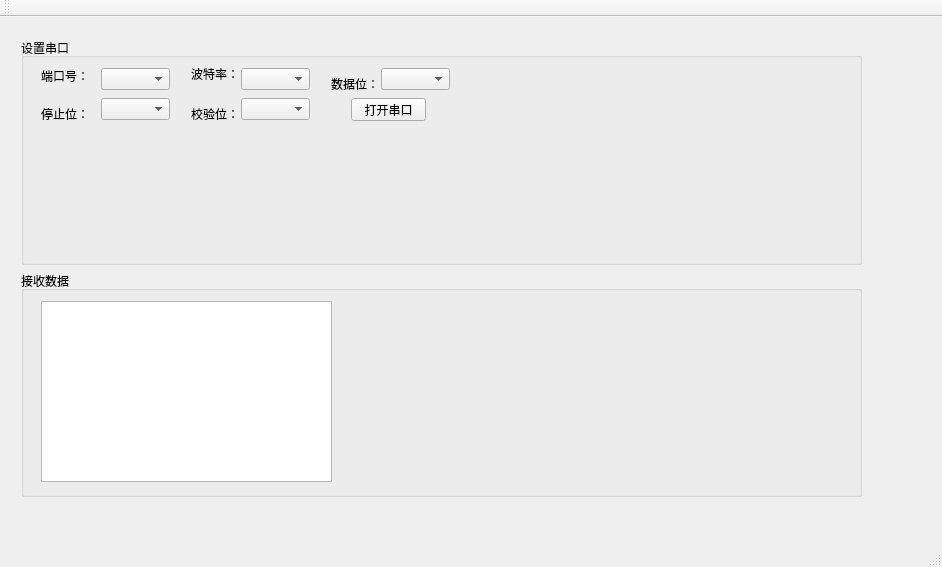
cymurs/VS2015ForQtProject, file QtGeneralMonitorTestTool/QtGeneralMonitorTestTool/monitortesttool.ui: the form before one commit.
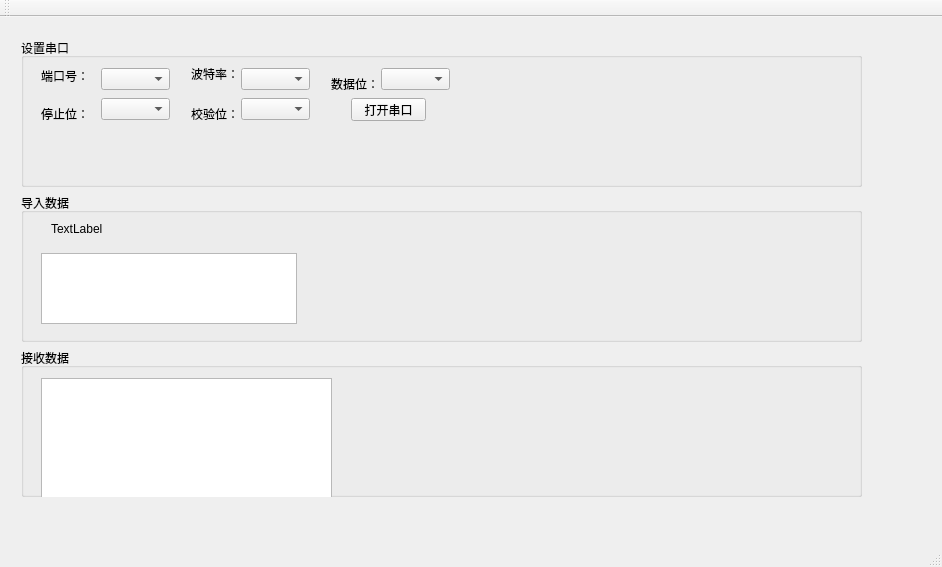
The form after the commit.

Commit message: 1.从文件中导入并展示数据 2.画图表界面

The edit to the form file:
```diff
--- a/QtGeneralMonitorTestTool/QtGeneralMonitorTestTool/monitortesttool.ui
+++ b/QtGeneralMonitorTestTool/QtGeneralMonitorTestTool/monitortesttool.ui
@@ -161,6 +161,36 @@
          </widget>
         </widget>
        </item>
+       <item>
+        <widget class="QGroupBox" name="groupBox_3">
+         <property name="title">
+          <string>导入数据</string>
+         </property>
+         <widget class="QLabel" name="label_6">
+          <property name="geometry">
+           <rect>
+            <x>30</x>
+            <y>30</y>
+            <width>54</width>
+            <height>12</height>
+           </rect>
+          </property>
+          <property name="text">
+           <string>TextLabel</string>
+          </property>
+         </widget>
+         <widget class="QTextBrowser" name="textBrowser">
+          <property name="geometry">
+           <rect>
+            <x>20</x>
+            <y>60</y>
+            <width>256</width>
+            <height>71</height>
+           </rect>
+          </property>
+         </widget>
+        </widget>
+       </item>
        <item>
         <widget class="QGroupBox" name="groupBox_2">
          <property name="title">
```
Left out of the diff: 8 changed lines with no effect on the pictures. The commit also changes 5 other files.
